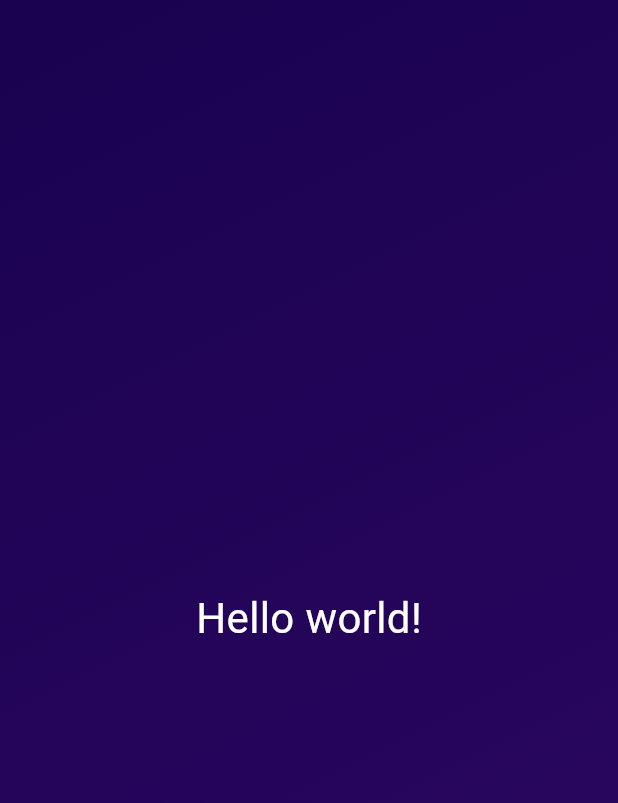
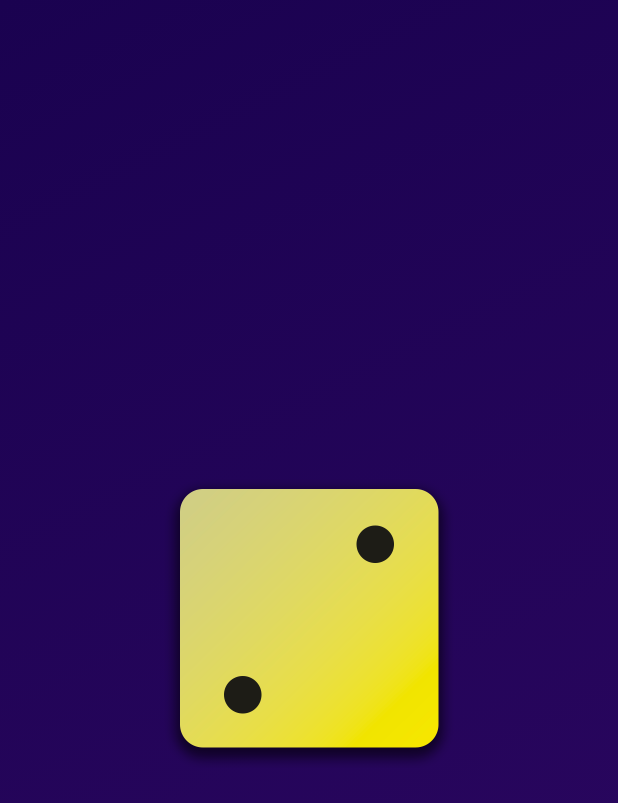
Before and after one commit to KotenkoNata/flutter_dart_course, a Flutter app: the screen it shows after launch, on a phone screen of 412 x 824 dp. Shown: the top 803 px of the screen. Run offline on Flutter 3.47's test engine with Material 3 defaults, Android fonts, the phone set to English and light mode, and no system bars.

Commit message:
feat: Displaying Images & Using Multiple Constructor Functions

```diff
--- a/lib/gradient_container.dart
+++ b/lib/gradient_container.dart
@@ -1,5 +1,4 @@
 import 'package:flutter/material.dart';
-import 'package:flutter_dart_course/styled_text.dart';
 
 const startAlignment = Alignment.topLeft;
 const endAlignment = Alignment.bottomRight;
@@ -19,8 +18,8 @@ class GradientContainer extends StatelessWidget {
             end: endAlignment,
         ),
       ),
-      child: const Center(
-        child: StyledText('Hello world!'),
+      child: Center(
+        child: Image.asset('assets/images/dice-2.png', width: 200,),
       ),
     );
   }
```
Also changed, not shown: pubspec.yaml (+7 -3 lines), assets/images/dice-1.png (added), assets/images/dice-2.png (added), assets/images/dice-3.png (added), assets/images/dice-4.png (added), assets/images/dice-5.png (added), assets/images/dice-6.png (added).
